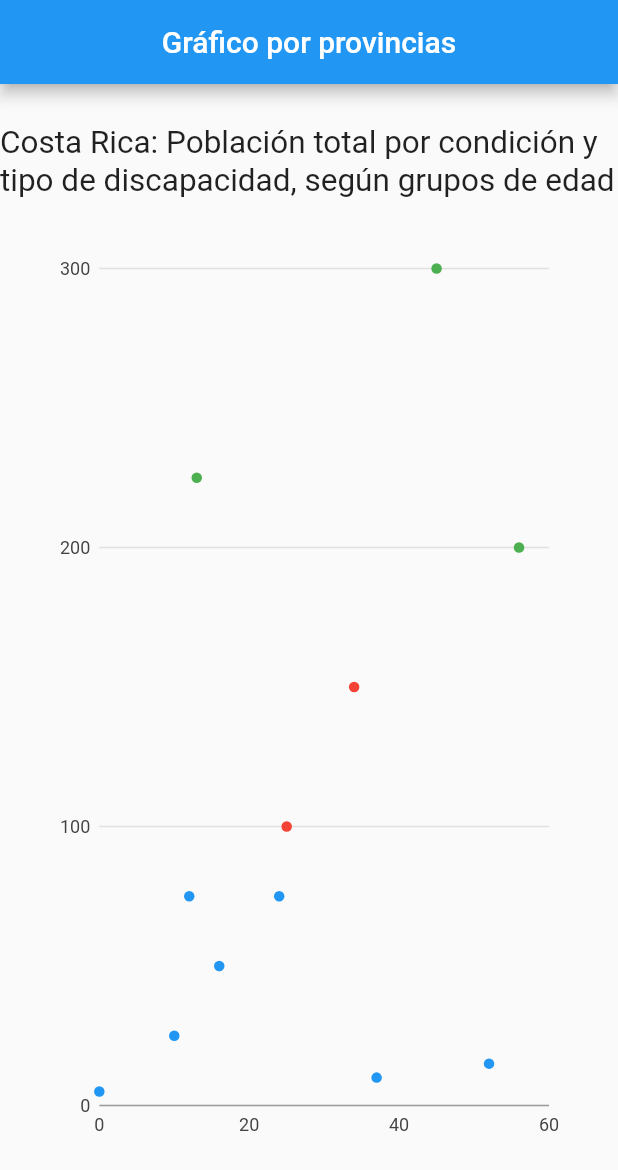
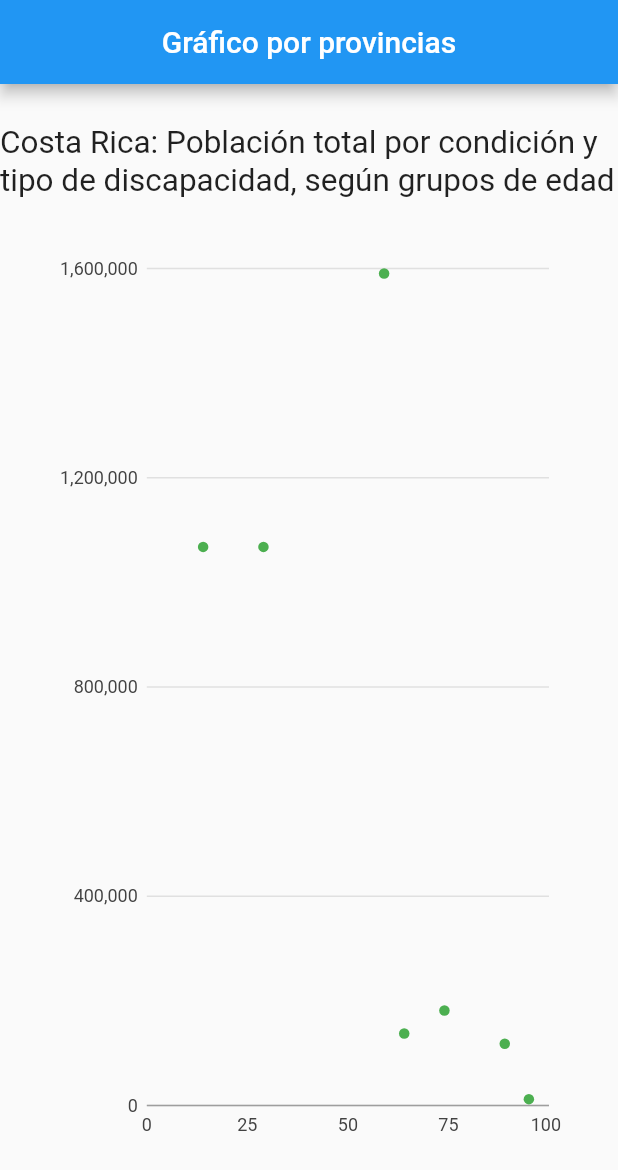
Before and after one commit to Barbara24/Visualizacion1, a Flutter app: the SimpleScatterPlotChart screen opened directly, on a phone screen of 412 x 824 dp. Shown: the top 1170 px of the screen. Run offline on Flutter 3.47's test engine with Material 2 defaults, Android fonts, the phone set to English and light mode, and no system bars; our stand-ins replace charts_flutter.

Commit message:
[Update] bubbles.dart

```diff
--- a/first_project/lib/bubbles.dart
+++ b/first_project/lib/bubbles.dart
@@ -1,8 +1,10 @@
 /// Scatter plot chart example
 import 'package:charts_flutter/flutter.dart' as charts;
+import 'package:first_project/edades.dart';
 import 'package:flutter/material.dart';
 import 'package:flutter/cupertino.dart';
 import 'package:charts_flutter/flutter.dart';
+import 'edades.dart';
 
 class SimpleScatterPlotChart extends StatefulWidget {
 
@@ -17,29 +19,24 @@ class BubblesState extends State<SimpleScatterPlotChart>{
   @override
   Widget build(BuildContext context) {
     var data = [
-      new LinearSales(0, 5, 3.0),
-      new LinearSales(10, 25, 5.0),
-      new LinearSales(12, 75, 4.0),
-      new LinearSales(13, 225, 5.0),
-      new LinearSales(16, 50, 4.0),
-      new LinearSales(24, 75, 3.0),
-      new LinearSales(25, 100, 3.0),
-      new LinearSales(34, 150, 5.0),
-      new LinearSales(37, 10, 4.5),
-      new LinearSales(45, 300, 8.0),
-      new LinearSales(52, 15, 4.0),
-      new LinearSales(56, 200, 7.0),
+      new Edades(14,1067830,"3339","7331","4749","2202","9571","2624","1031897",Colors.red),
+      new Edades(29,1067830,"4983","4810","8350","3953","11395","4957","1136145",Colors.red),
+      new Edades(59,1590466,"20643","8359","48919","19530","10867","11258","1396039",Colors.red),
+      new Edades(64,137624,"5409","1210","13790","4766","766","1429","100416",Colors.red),
+      new Edades(74,181582,"12858","2469","26710","8216","1204","2476","120482",Colors.red),
+      new Edades(89,117955,"19258","4126","32221","8588","1331","3514","60009",Colors.red),
+      new Edades(95,12175,"4219","1108","5641","1604","282","713","3875",Colors.red),
     ];
 
     final maxMeasure = 300;
 
     var series = [
-      new charts.Series<LinearSales, int>(
-        id: 'Sales',
+      new charts.Series<Edades, int>(
+        id: 'Edades',
         // Providing a color function is optional.
-        colorFn: (LinearSales sales, _) {
+        colorFn: (Edades edades, _) {
           // Bucket the measure column value into 3 distinct colors.
-          final bucket = sales.sales / maxMeasure;
+          final bucket = edades.poblacionTotal / maxMeasure;
 
 
           if (bucket < 1 / 3) {
@@ -50,10 +47,10 @@ class BubblesState extends State<SimpleScatterPlotChart>{
             return charts.MaterialPalette.green.shadeDefault;
           }
         },
-        domainFn: (LinearSales sales, _) => sales.year,
-        measureFn: (LinearSales sales, _) => sales.sales,
+        domainFn: (Edades edades, _) => edades.rangoEdades,
+        measureFn: (Edades edades, _) => edades.poblacionTotal,
         // Providing a radius function is optional.
-        radiusPxFn: (LinearSales sales, _) => sales.radius,
+        radiusPxFn: (Edades edades, _) => 10,
         data: data,
       )
     ];
@@ -70,8 +67,8 @@ class BubblesState extends State<SimpleScatterPlotChart>{
                     context: context,
                     builder: (BuildContext context){
                       return AlertDialog(
-                        title: Text(data[actualClickData].year.toString()),
-                        content: Text("Clicks made: "+data[actualClickData].sales.toString()),
+                        title: Text(data[actualClickData].rangoEdades.toString()),
+                        content: Text("Clicks made: "+data[actualClickData].poblacionTotal.toString()),
                         actions: <Widget>[
                           FlatButton(
                             child: Text("Close"),
--- a/first_project/lib/edades.dart
+++ b/first_project/lib/edades.dart
@@ -3,8 +3,8 @@ import 'package:charts_flutter/flutter.dart' as charts;
 import 'package:flutter/material.dart';
 
 class Edades {
-  final String rangoEdades;
-  final String poblacionTotal;
+  final int rangoEdades;
+  final int poblacionTotal;
   final String lentesPuestos;
   final String hablar;
   final String caminar;
```
